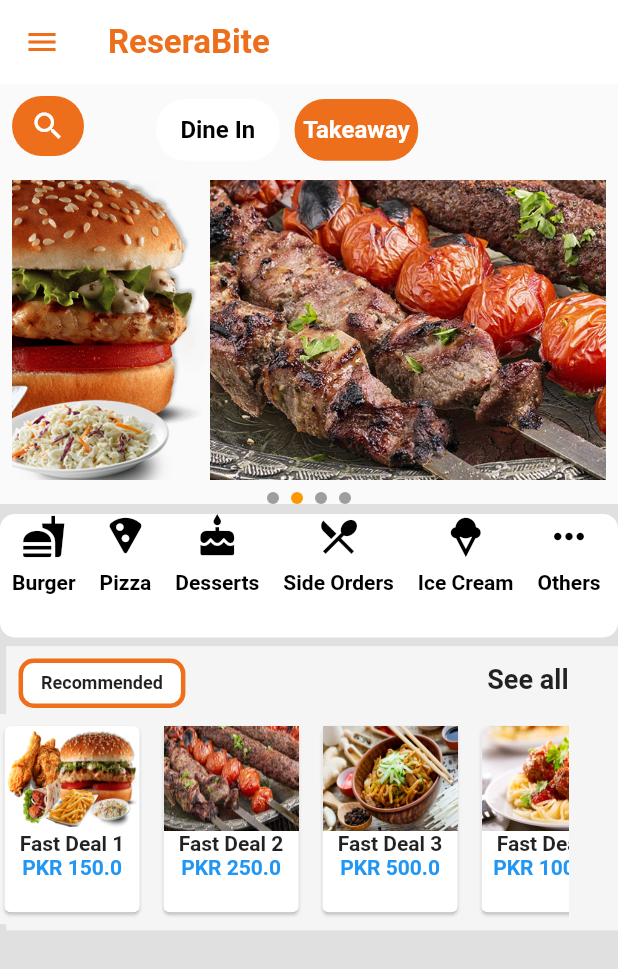
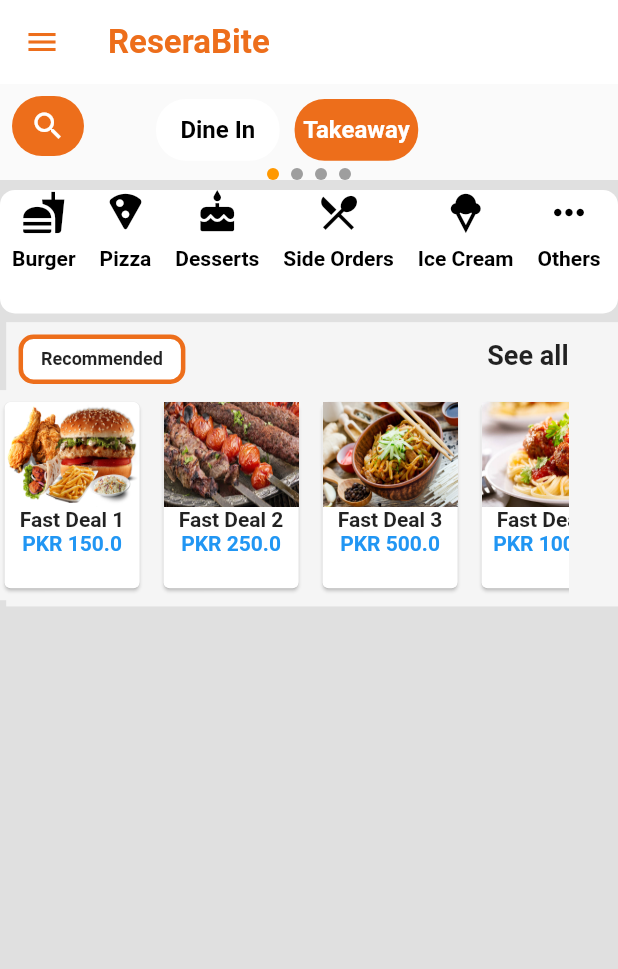
Before and after one commit to WaizHaider/ReserveaBite, a Flutter app: the HomeScreen screen opened by its route, after a tap on "Takeaway", on a phone screen of 412 x 824 dp. Shown: the top 969 px of the screen. Run offline on Flutter 3.47's test engine with Material 2 defaults, Android fonts, the phone set to English and light mode, and no system bars; our stand-ins replace cloud_firestore, firebase_auth, firebase_core, firebase_database, firebase_storage, fluttertoast and 2 more; missing offline and left inert: mongo_dart; accounts and stored records are empty; Roboto replaces fonts that are missing (Abel).

Commit message:
franchises data issue fixed

```diff
--- a/lib/Screens/home_screen.dart
+++ b/lib/Screens/home_screen.dart
@@ -19,6 +19,7 @@ class _HomeScreenState extends State<HomeScreen> {
   bool isClicked = true;
   bool isClicked2 = false;
   String selectedCategory = '';
+
 
   void _toggleClick() {
     setState(() {
@@ -286,32 +287,20 @@ class _HomeScreenState extends State<HomeScreen> {
     // debugPrint("Food name"+burgers[0].foodName);
     return burgers;
   }
-  Future<dynamic> getFranchise() async {
+  Future<List<dynamic>> getFranchise() async {
+
+    final List<dynamic> listOfFranchise = [];
     final allBurgers =
     await FirebaseDatabase.instance.ref('subadmin').get();
-    // debugPrint(allBurgers.children.toString());
-    //each children is a map of Maps of Burgers that have data
-    //so we need to iterate over each children and get the data
-    //then we need to add it to a list of burgers
-    //then we need to return the list of burgers
-    List branches = [];
-    //getting branches
-    for (var branch in allBurgers.children) {
-      // debugPrint("\n\n" + branch.value.toString());
-      branches.add(branch.value);
+
+
+    for(int i=0;i<allBurgers.children.length;i++){
+      listOfFranchise.add(allBurgers.children.elementAt(i).value);
+      // debugPrint("Franchise map: ${allBurgers.children.elementAt(i).value}");
     }
-    List burgers = [];
-    //getting burgers from each branch
-    for (var branch in branches) {
-      for (var burger in branch.values) {
-        // debugPrint("\n\n" + burger.toString());
+    // print("Franchise map: ${franchiseList.length}");
 
-        burgers.add(burger);
-      }
-    }
-    debugPrint("Franchise length${burgers.length}");
-    // debugPrint("Food name"+burgers[0].foodName);
-    return burgers;
+    return listOfFranchise;
   }
 
 
@@ -532,27 +521,27 @@ class _HomeScreenState extends State<HomeScreen> {
                 ],
               ),
             ),
-            Padding(
-              padding: const EdgeInsets.all(8.0),
-              child: Container(
-                height: 200, // Adjust the height as needed
-                child: PageView.builder(
-                  controller: _pageController,
-                  itemCount: fastFoodImages.length,
-                  itemBuilder: (context, index) {
-                    return Image.asset(
-                      'assets/${fastFoodImages[index]}',
-                      fit: BoxFit.cover,
-                    );
-                  },
-                  onPageChanged: (index) {
-                    setState(() {
-                      _currentPageIndex = index;
-                    });
-                  },
-                ),
-              ),
-            ),
+            // Padding(
+            //   padding: const EdgeInsets.all(8.0),
+            //   child: Container(
+            //     height: 200, // Adjust the height as needed
+            //     child: PageView.builder(
+            //       controller: _pageController,
+            //       itemCount: fastFoodImages.length,
+            //       itemBuilder: (context, index) {
+            //         return Image.asset(
+            //           'assets/${fastFoodImages[index]}',
+            //           fit: BoxFit.cover,
+            //         );
+            //       },
+            //       onPageChanged: (index) {
+            //         setState(() {
+            //           _currentPageIndex = index;
+            //         });
+            //       },
+            //     ),
+            //   ),
+            // ),
             _buildPageIndicator(),
             Visibility(
               visible: isClicked2,
@@ -567,47 +556,41 @@ class _HomeScreenState extends State<HomeScreen> {
     );
   }
   Widget _dinIn() {
-    return Positioned(
-      top: MediaQuery.of(context).size.height * 0.35,
-      child: FutureBuilder(
+    return FutureBuilder(
       future: getFranchise(),
       builder: (context, snapshot) {
         if (snapshot.hasData) {
+          // print("-------------------------------->     ${snapshot.data}");
           final data = snapshot.data;
-            if (data is List) {
+
+
             return SizedBox(
               height: MediaQuery.of(context).size.height,
               width: MediaQuery.of(context).size.width * 0.9,
-                child: Expanded(
               child: ListView.builder(
-                    itemCount: data.length,
+                // itemCount: data!.length,
+                itemCount: data!.length,
                 itemBuilder: (context, index) {
-                      final franchiseMap = data[index];
-                      if (franchiseMap is Map && franchiseMap.containsKey('franchise')) {
-                        final franchiseName = franchiseMap['franchise'].toString();
+                  //store value in map
+                  final franchiseMap = data;
+                   final franchiseName = franchiseMap![index]['restaurantName'].toString();
+                   debugPrint("Franchise name: $franchiseName");
                     return GestureDetector(
                       onTap: () {
                         // Handle onTap
                       },
                       child: FranchiseCard(franchiseName: franchiseName),
                     );
-                      } else {
-                        return Text("Invalid data at index $index");
-                      }
                 },
               ),
-                ),
             );
-            } else {
-              return Text("Invalid data");
-            }
+
         } else if (snapshot.hasError) {
           return Text("Error: ${snapshot.error}");
         } else {
           return Center(child: CircularProgressIndicator());
         }
       },
-      ),
     );
   }
 
```
Lines whose indentation alone changed are shown as unchanged.
